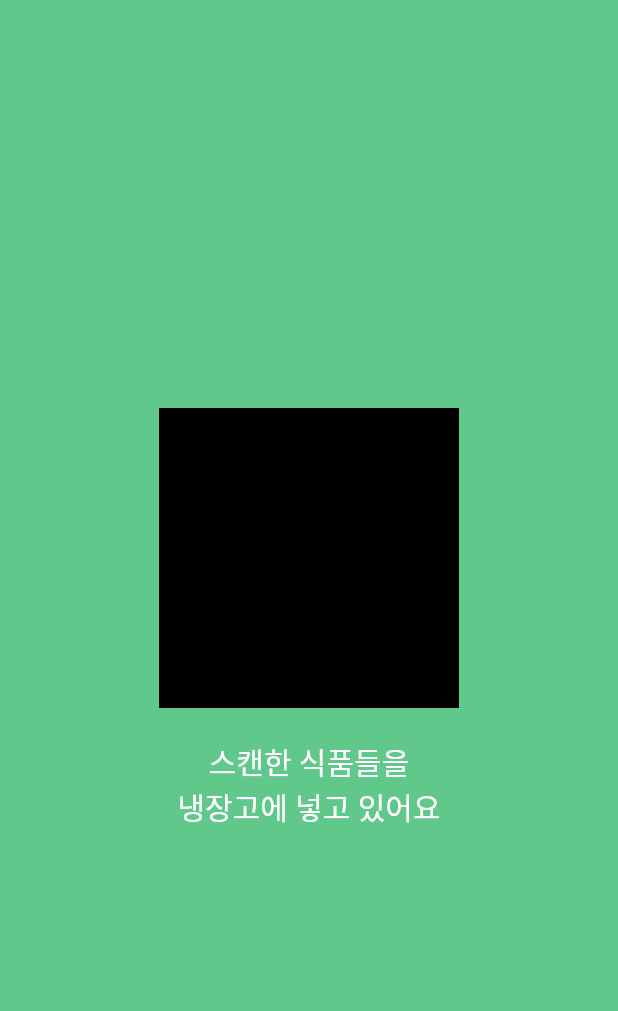
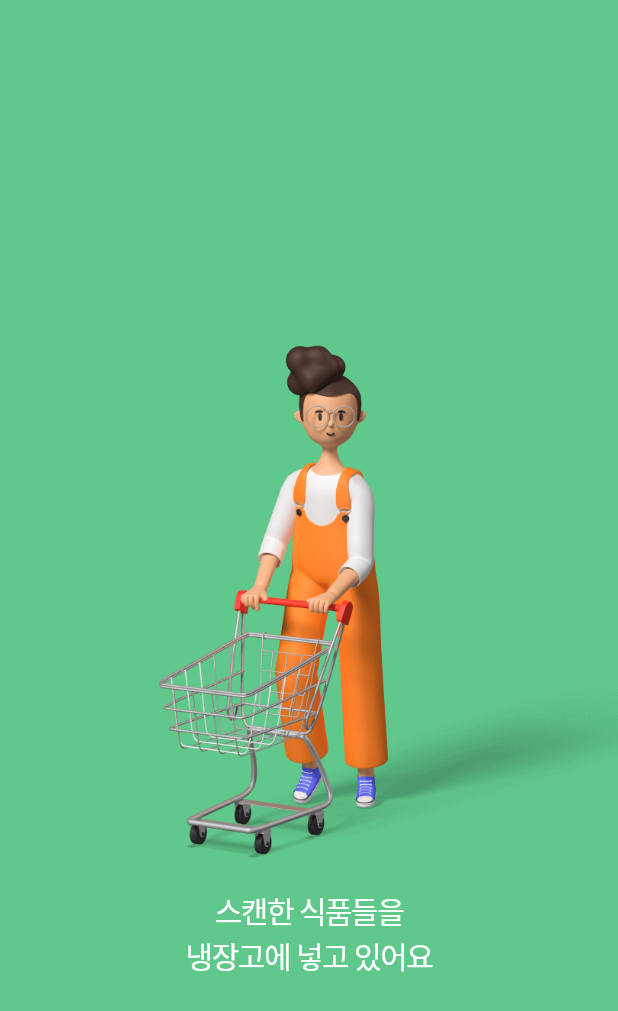
Before and after one commit to BrainStorm-sc21/BrainStorm-FE, a Flutter app: the LoadingPage widget shown alone on an empty page, opened directly, on a phone screen of 412 x 824 dp. Shown: the top 1011 px of the screen. Run offline on Flutter 3.47's test engine with Material 2 defaults, Android fonts, the phone set to English and light mode, and no system bars; our stand-ins replace camera, firebase_auth, firebase_core, flutter_speed_dial, image_cropper, image_picker and 5 more; missing offline and left inert: dart:ffi, kpostal, naver_map_plugin, webview_flutter_android, webview_flutter_wkwebview; accounts and stored records are empty; network calls fail.

Commit message:
🔨 Update 4.07_Add loading image

```diff
--- a/lib/pages/home/loading_page.dart
+++ b/lib/pages/home/loading_page.dart
@@ -11,28 +11,29 @@ class LoadingPage extends StatelessWidget {
       width: double.infinity,
       height: double.infinity,
       color: ColorStyles.mainColor,
-      child: Column(
-        mainAxisAlignment: MainAxisAlignment.center,
-        crossAxisAlignment: CrossAxisAlignment.center,
+      child: Stack(
+        fit: StackFit.loose,
         children: [
-          // 이 부분을 추후 이미지로 변경
-          SizedBox(
-            width: 200,
-            height: 200,
-            child: Container(
-              color: ColorStyles.black,
+          Positioned(
+            bottom: MediaQuery.of(context).size.height * 0.3,
+            left: MediaQuery.of(context).size.width * 0.25,
+            child: Image.asset(
+              'assets/images/smart_add_loading.png',
+              width: MediaQuery.of(context).size.width,
+              fit: BoxFit.contain,
             ),
           ),
-          const SizedBox(height: 20.0), // 여백
-          const Text(
+          const Align(
+            alignment: AlignmentDirectional(0, 0.55),
+            child: Text(
               '스캔한 식품들을\n냉장고에 넣고 있어요',
               textAlign: TextAlign.center,
               style: TextStyle(
                   decoration: TextDecoration.none,
                   color: ColorStyles.white,
                   fontSize: 20.0,
-              fontWeight: FontWeight.w300,
-              height: 1.5,
+                  fontWeight: FontWeight.normal,
+                  letterSpacing: -1),
             ),
           ),
         ],
```
Also changed, not shown: assets/images/smart_add_loading.png (added). Lines whose indentation alone changed are shown as unchanged.
